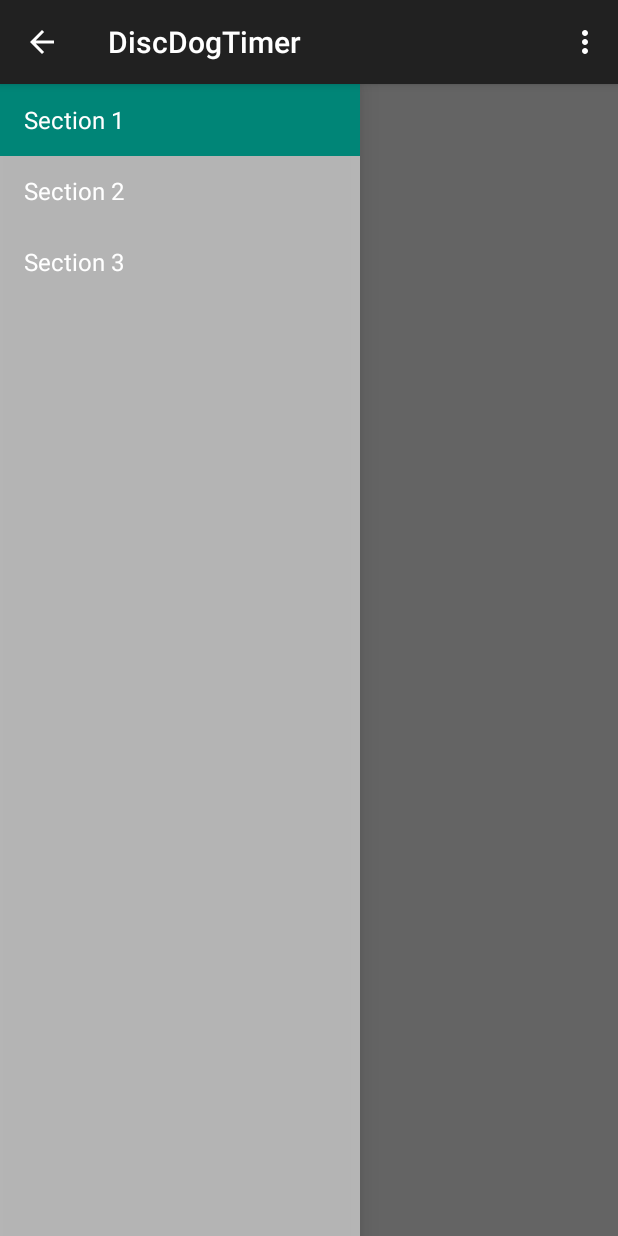
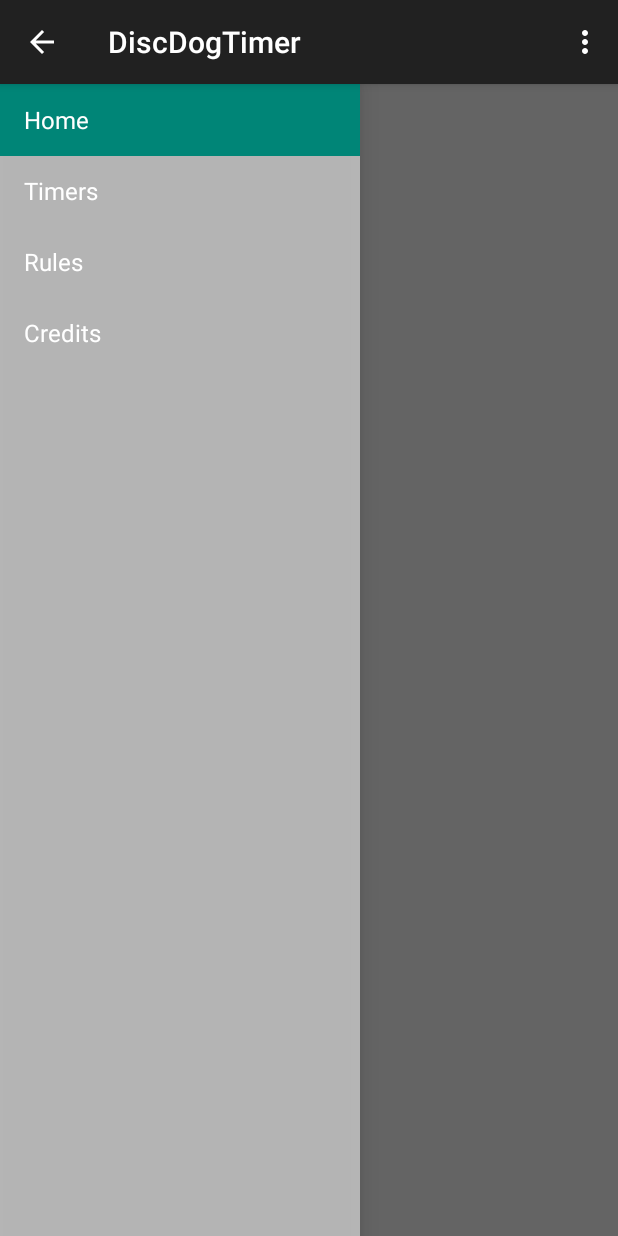
Before and after one commit to AntoLillo/DiscDogTimer, an Android app: the screen it shows after launch (MainActivity), on a phone screen of 412 x 824 dp. Run offline under Robolectric (Android 15) with nearby library versions, the phone set to English and light mode, and no system bars; 2 statements that could not run were skipped.

Commit message:
Added Navigation Drawer Fragments

```diff
--- a/app/src/main/AndroidManifest.xml
+++ b/app/src/main/AndroidManifest.xml
@@ -8,7 +8,7 @@
         android:label="@string/app_name"
         android:theme="@style/AppTheme" >
         <activity
-            android:name=".MainActivity"
+            android:name=".activities.MainActivity"
             android:label="@string/app_name" >
             <intent-filter>
                 <action android:name="android.intent.action.MAIN" />
--- a/app/src/main/java/com/discdog/timer/MainActivity.java
+++ b/app/src/main/java/com/discdog/timer/activities/MainActivity.java
@@ -1,4 +1,4 @@
-package com.discdog.timer;
+package com.discdog.timer.activities;
 
 import android.app.Activity;
 import android.os.Bundle;
@@ -12,6 +12,13 @@ import android.view.Menu;
 import android.view.MenuItem;
 import android.view.View;
 import android.view.ViewGroup;
+
+import com.discdog.timer.R;
+import com.discdog.timer.fragments.CreditsFragment;
+import com.discdog.timer.fragments.HomeFragment;
+import com.discdog.timer.fragments.NavigationDrawerFragment;
+import com.discdog.timer.fragments.RulesFragment;
+import com.discdog.timer.fragments.TimersFragment;
 
 
 public class MainActivity extends ActionBarActivity
@@ -47,7 +54,7 @@ public class MainActivity extends ActionBarActivity
         // update the main content by replacing fragments
         FragmentManager fragmentManager = getSupportFragmentManager();
         fragmentManager.beginTransaction()
-                .replace(R.id.container, PlaceholderFragment.newInstance(position + 1))
+                .replace(R.id.container, ParentFragment.newInstance(position + 1))
                 .commit();
     }
 
@@ -61,6 +68,9 @@ public class MainActivity extends ActionBarActivity
                 break;
             case 3:
                 mTitle = getString(R.string.title_section3);
+                break;
+            case 4:
+                mTitle = getString(R.string.title_section4);
                 break;
         }
     }
@@ -104,7 +114,7 @@ public class MainActivity extends ActionBarActivity
     /**
      * A placeholder fragment containing a simple view.
      */
-    public static class PlaceholderFragment extends Fragment {
+    public static class ParentFragment extends Fragment {
         /**
          * The fragment argument representing the section number for this
          * fragment.
@@ -115,15 +125,32 @@ public class MainActivity extends ActionBarActivity
          * Returns a new instance of this fragment for the given section
          * number.
          */
-        public static PlaceholderFragment newInstance(int sectionNumber) {
-            PlaceholderFragment fragment = new PlaceholderFragment();
+        public static ParentFragment newInstance(int sectionNumber) {
+            ParentFragment fragment = null;
+            switch (sectionNumber){
+                case 1:
+                    fragment = new HomeFragment();
+                    break;
+                case 2:
+                    fragment = new TimersFragment();
+                    break;
+                case 3:
+                    fragment = new RulesFragment();
+                    break;
+                case 4:
+                    fragment = new CreditsFragment();
+                    break;
+                default:
+                    fragment = new ParentFragment();
+                    break;
+            }
             Bundle args = new Bundle();
             args.putInt(ARG_SECTION_NUMBER, sectionNumber);
             fragment.setArguments(args);
             return fragment;
         }
 
-        public PlaceholderFragment() {
+        public ParentFragment() {
         }
 
         @Override
@@ -140,5 +167,4 @@ public class MainActivity extends ActionBarActivity
                     getArguments().getInt(ARG_SECTION_NUMBER));
         }
     }
-
 }
--- /dev/null
+++ b/app/src/main/java/com/discdog/timer/fragments/HomeFragment.java
@@ -0,0 +1,79 @@
+package com.discdog.timer.fragments;
+
+import android.app.Activity;
+import android.app.Fragment;
+import android.os.Bundle;
+import android.view.LayoutInflater;
+import android.view.View;
+import android.view.ViewGroup;
+
+import com.discdog.timer.R;
+import com.discdog.timer.activities.MainActivity;
+
+/**
+ * A simple {@link Fragment} subclass.
+ * Activities that contain this fragment must implement the
+ * {@link HomeFragment.OnFragmentInteractionListener} interface
+ * to handle interaction events.
+ * Use the {@link HomeFragment#newInstance} factory method to
+ * create an instance of this fragment.
+ */
+public class HomeFragment extends MainActivity.ParentFragment {
+    // TODO: Rename parameter arguments, choose names that match
+    // the fragment initialization parameters, e.g. ARG_ITEM_NUMBER
+    private static final String ARG_PARAM1 = "param1";
+    private static final String ARG_PARAM2 = "param2";
+
+    // TODO: Rename and change types of parameters
+    private String mParam1;
+    private String mParam2;
+
+    /**
+     * Use this factory method to create a new instance of
+     * this fragment using the provided parameters.
+     *
+     * @param param1 Parameter 1.
+     * @param param2 Parameter 2.
+     * @return A new instance of fragment HomeFragment.
+     */
+    // TODO: Rename and change types and number of parameters
+    public static HomeFragment newInstance(String param1, String param2) {
+        HomeFragment fragment = new HomeFragment();
+        Bundle args = new Bundle();
+        args.putString(ARG_PARAM1, param1);
+        args.putString(ARG_PARAM2, param2);
+        fragment.setArguments(args);
+        return fragment;
+    }
+
+    public HomeFragment() {
+        // Required empty public constructor
+    }
+
+    @Override
+    public void onCreate(Bundle savedInstanceState) {
+        super.onCreate(savedInstanceState);
+        if (getArguments() != null) {
+            mParam1 = getArguments().getString(ARG_PARAM1);
+            mParam2 = getArguments().getString(ARG_PARAM2);
+        }
+    }
+
+    @Override
+    public View onCreateView(LayoutInflater inflater, ViewGroup container,
+                             Bundle savedInstanceState) {
+        // Inflate the layout for this fragment
+        return inflater.inflate(R.layout.fragment_home, container, false);
+    }
+
+    @Override
+    public void onAttach(Activity activity) {
+        super.onAttach(activity);
+    }
+
+    @Override
+    public void onDetach() {
+        super.onDetach();
+    }
+
+}
--- a/app/src/main/java/com/discdog/timer/NavigationDrawerFragment.java
+++ b/app/src/main/java/com/discdog/timer/fragments/NavigationDrawerFragment.java
@@ -1,4 +1,4 @@
-package com.discdog.timer;
+package com.discdog.timer.fragments;
 
 import android.app.Activity;
 import android.content.SharedPreferences;
@@ -21,6 +21,8 @@ import android.widget.AdapterView;
 import android.widget.ArrayAdapter;
 import android.widget.ListView;
 import android.widget.Toast;
+
+import com.discdog.timer.R;
 
 /**
  * Fragment used for managing interactions for and presentation of a navigation drawer.
@@ -105,6 +107,7 @@ public class NavigationDrawerFragment extends Fragment {
                         getString(R.string.title_section1),
                         getString(R.string.title_section2),
                         getString(R.string.title_section3),
+                        getString(R.string.title_section4)
                 }));
         mDrawerListView.setItemChecked(mCurrentSelectedPosition, true);
         return mDrawerListView;
--- a/app/src/main/res/layout/activity_main.xml
+++ b/app/src/main/res/layout/activity_main.xml
@@ -18,7 +18,7 @@
          the container. -->
     <fragment android:id="@+id/navigation_drawer"
         android:layout_width="@dimen/navigation_drawer_width" android:layout_height="match_parent"
-        android:layout_gravity="start" android:name="com.discdog.timer.NavigationDrawerFragment"
+        android:layout_gravity="start" android:name="com.discdog.timer.fragments.NavigationDrawerFragment"
         tools:layout="@layout/fragment_navigation_drawer" />
 
 </android.support.v4.widget.DrawerLayout>
--- a/app/src/main/res/values/strings.xml
+++ b/app/src/main/res/values/strings.xml
@@ -1,14 +1,18 @@
 <resources>
     <string name="app_name">DiscDogTimer</string>
 
-    <string name="title_section1">Section 1</string>
-    <string name="title_section2">Section 2</string>
-    <string name="title_section3">Section 3</string>
+    <string name="title_section1">Home</string>
+    <string name="title_section2">Timers</string>
+    <string name="title_section3">Rules</string>
+    <string name="title_section4">Credits</string>
 
-    <string name="navigation_drawer_open">Open navigation drawer</string>
-    <string name="navigation_drawer_close">Close navigation drawer</string>
+    <string name="navigation_drawer_open">DiscDogTimer</string>
+    <string name="navigation_drawer_close">DiscDogTimer</string>
 
     <string name="action_example">Example action</string>
 
     <string name="action_settings">Settings</string>
+
+<!-- TODO: Remove or change this placeholder text -->
+    <string name="hello_blank_fragment">Hello blank fragment</string>
 </resources>
```
Also changed, not shown: app/src/main/java/com/discdog/timer/fragments/CreditsFragment.java (added, +78 -0 lines), app/src/main/java/com/discdog/timer/fragments/RulesFragment.java (added, +79 -0 lines), app/src/main/java/com/discdog/timer/fragments/TimersFragment.java (added, +79 -0 lines), app/src/main/res/layout/fragment_credits.xml (added, +10 -0 lines), app/src/main/res/layout/fragment_home.xml (added, +9 -0 lines), app/src/main/res/layout/fragment_rules.xml (added, +9 -0 lines), app/src/main/res/layout/fragment_timers.xml (added, +9 -0 lines), 1 other file.
